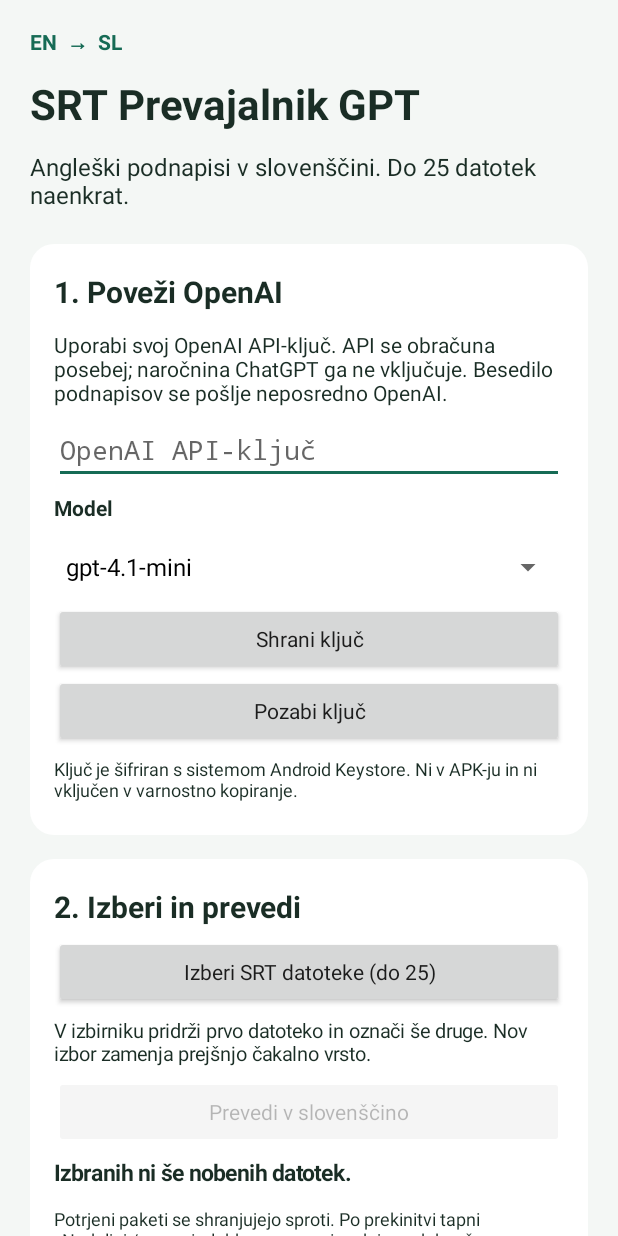
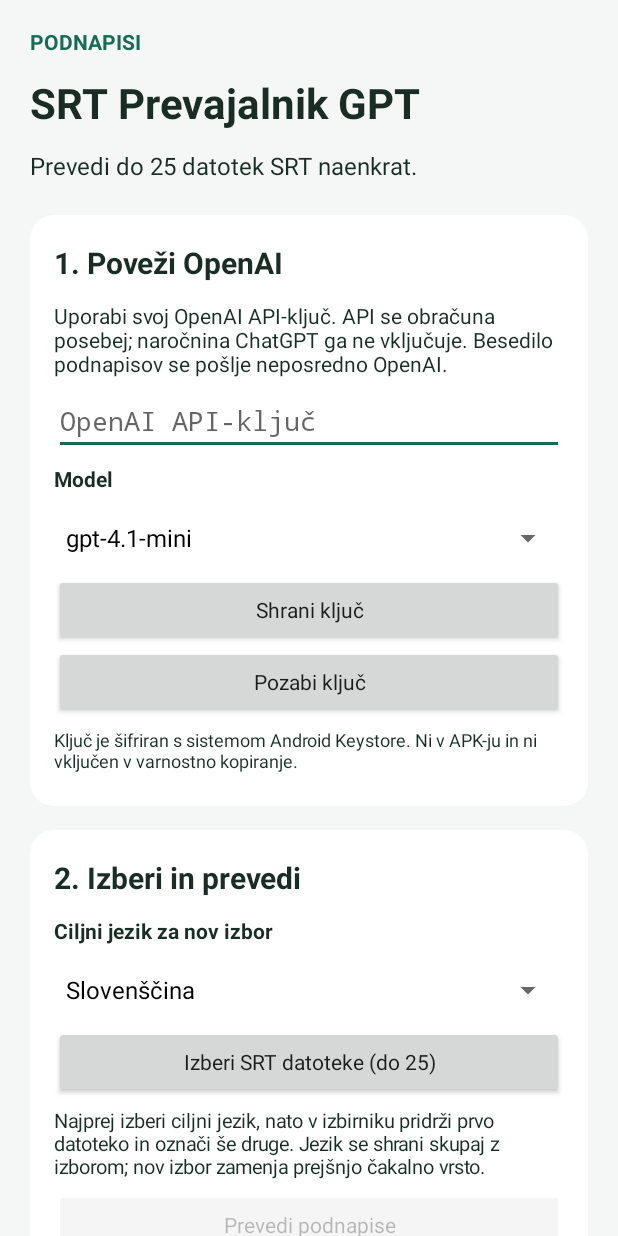
Before and after one commit to bhribe3-cell/SRT-Prevajalnik-GPT, an Android app: the screen it shows after launch (MainActivity), on a phone screen of 412 x 824 dp. Run offline under Robolectric (Android 15) with nearby library versions, the phone set to English and light mode, and no system bars; pictures from the network do not load.

Commit message:
Add target language selection for subtitle batches
Persist the selected target per job so existing Slovenian translations remain resumable and cannot be mixed with another language.

```diff
--- a/app/src/main/java/si/srtprevajalnik/gpt/MainActivity.java
+++ b/app/src/main/java/si/srtprevajalnik/gpt/MainActivity.java
@@ -22,7 +22,7 @@ public class MainActivity extends Activity {
     private final ExecutorService io = Executors.newSingleThreadExecutor();
     private JobStore store;
     private EditText apiKey;
-    private Spinner model;
+    private Spinner model, targetLanguage;
     private Button select, start, stop, export, zip;
     private LinearLayout fileList;
     private TextView summary, notice;
@@ -41,9 +41,9 @@ public class MainActivity extends Activity {
             android.graphics.Insets bars = insets.getInsets(WindowInsets.Type.systemBars() | WindowInsets.Type.displayCutout());
             view.setPadding(bars.left, bars.top, bars.right, bars.bottom); return insets;
         });
-        text(root, "EN  →  SL", 14, true).setTextColor(Color.rgb(22,107,85));
+        text(root, "PODNAPISI", 14, true).setTextColor(Color.rgb(22,107,85));
         text(root, "SRT Prevajalnik GPT", 28, true);
-        text(root, "Angleški podnapisi v slovenščini. Do 25 datotek naenkrat.", 16, false);
+        text(root, "Prevedi do 25 datotek SRT naenkrat.", 16, false);
 
         LinearLayout settings = card(root);
         text(settings, "1. Poveži OpenAI", 20, true);
@@ -67,9 +67,13 @@ public class MainActivity extends Activity {
 
         LinearLayout work = card(root);
         text(work, "2. Izberi in prevedi", 20, true);
+        text(work, "Ciljni jezik za nov izbor", 14, true);
+        targetLanguage = new Spinner(this);
+        targetLanguage.setAdapter(new ArrayAdapter<>(this, android.R.layout.simple_spinner_dropdown_item, TargetLanguage.values()));
+        work.addView(targetLanguage);
         select = button(work, "Izberi SRT datoteke (do 25)", v -> chooseFiles());
-        text(work, "V izbirniku pridrži prvo datoteko in označi še druge. Nov izbor zamenja prejšnjo čakalno vrsto.", 13, false);
-        start = button(work, "Prevedi v slovenščino", v -> beginTranslation());
+        text(work, "Najprej izberi ciljni jezik, nato v izbirniku pridrži prvo datoteko in označi še druge. Jezik se shrani skupaj z izborom; nov izbor zamenja prejšnjo čakalno vrsto.", 13, false);
+        start = button(work, "Prevedi podnapise", v -> beginTranslation());
         stop = button(work, "Ustavi prevajanje", v -> {
             startService(new Intent(this, TranslationService.class).setAction("cancel")); message("Ustavljam prevajanje …");
         });
@@ -79,9 +83,9 @@ public class MainActivity extends Activity {
 
         LinearLayout results = card(root);
         text(results, "3. Shrani podnapise", 20, true);
-        export = button(results, "Shrani slovenske SRT v mapo", v -> launch(new Intent(Intent.ACTION_OPEN_DOCUMENT_TREE).addFlags(Intent.FLAG_GRANT_WRITE_URI_PERMISSION | Intent.FLAG_GRANT_READ_URI_PERMISSION), FOLDER));
-        zip = button(results, "Shrani vse prevedene kot ZIP", v -> launch(new Intent(Intent.ACTION_CREATE_DOCUMENT).setType("application/zip").addCategory(Intent.CATEGORY_OPENABLE).putExtra(Intent.EXTRA_TITLE, "Slovenski-podnapisi.zip"), ZIP));
-        text(results, "Shranjene datoteke imajo končnico .sl.srt in kodiranje UTF-8. Izvoz vključuje samo v celoti preverjene prevode.", 13, false);
+        export = button(results, "Shrani prevedene SRT v mapo", v -> launch(new Intent(Intent.ACTION_OPEN_DOCUMENT_TREE).addFlags(Intent.FLAG_GRANT_WRITE_URI_PERMISSION | Intent.FLAG_GRANT_READ_URI_PERMISSION), FOLDER));
+        zip = button(results, "Shrani vse prevedene kot ZIP", v -> launch(new Intent(Intent.ACTION_CREATE_DOCUMENT).setType("application/zip").addCategory(Intent.CATEGORY_OPENABLE).putExtra(Intent.EXTRA_TITLE, "Prevedeni-podnapisi.zip"), ZIP));
+        text(results, "Ime shranjene datoteke vsebuje oznako ciljnega jezika. Izvoz vključuje samo v celoti preverjene prevode v UTF-8.", 13, false);
         notice = text(root, "Pripravljeno.", 14, false); notice.setAccessibilityLiveRegion(View.ACCESSIBILITY_LIVE_REGION_POLITE);
         refresh();
     }
@@ -144,6 +148,7 @@ public class MainActivity extends Activity {
     }
     private void importFiles(List<Uri> uris) {
         if (TranslationService.RUNNING.get() || !FILE_IO.compareAndSet(false, true)) return; refresh(); message("Preverjam datoteke …");
+        final String targetCode = ((TargetLanguage) targetLanguage.getSelectedItem()).code;
         io.execute(() -> {
             List<JobStore.Job> imported = new ArrayList<>();
             try {
@@ -158,7 +163,7 @@ public class MainActivity extends Activity {
                     SrtDocument document;
                     try { document = SrtDocument.parse(source); }
                     catch (Exception e) { throw new IOException(name + ": " + e.getMessage()); }
-                    JobStore.Job job = new JobStore.Job(UUID.randomUUID().toString(), name); job.total = document.lines.size(); imported.add(job);
+                    JobStore.Job job = new JobStore.Job(UUID.randomUUID().toString(), name); job.total = document.lines.size(); job.targetLanguage = targetCode; imported.add(job);
                     JobStore.write(store.source(job), source);
                 }
                 store.save(imported); store.clearOldFiles(imported);
@@ -197,7 +202,7 @@ public class MainActivity extends Activity {
                         }
                     }
                 }
-                showMessage("Shranjeno: " + completed.size() + " slovenskih podnapisov" + (asZip ? " v izbrano datoteko ZIP." : " v izbrano mapo."));
+                showMessage("Shranjeno: " + completed.size() + " prevedenih podnapisov" + (asZip ? " v izbrano datoteko ZIP." : " v izbrano mapo."));
             } catch (Exception e) {
                 for (Uri uri : created) try { DocumentsContract.deleteDocument(getContentResolver(), uri); } catch (Exception ignored) { }
                 showMessage("Shranjevanje ni uspelo: " + TranslationService.friendly(e) + " Lokalni prevodi so ohranjeni.");
@@ -213,8 +218,8 @@ public class MainActivity extends Activity {
             select.setEnabled(!FILE_IO.get() && !running); start.setEnabled(!FILE_IO.get() && !running && !jobs.isEmpty() && complete < jobs.size());
             stop.setVisibility(running ? View.VISIBLE : View.GONE);
             export.setEnabled(!FILE_IO.get() && !running && complete > 0); zip.setEnabled(!FILE_IO.get() && !running && complete > 0);
-            model.setEnabled(!FILE_IO.get() && !running); apiKey.setEnabled(!running);
-            start.setText(jobs.stream().anyMatch(j -> j.done > 0 || "Napaka".equals(j.status)) ? "Nadaljuj / ponovi" : "Prevedi v slovenščino");
+            model.setEnabled(!FILE_IO.get() && !running); targetLanguage.setEnabled(!FILE_IO.get() && !running); apiKey.setEnabled(!running);
+            start.setText(jobs.stream().anyMatch(j -> j.done > 0 || "Napaka".equals(j.status)) ? "Nadaljuj / ponovi" : "Prevedi podnapise");
             summary.setText(jobs.isEmpty() ? "Izbranih ni še nobenih datotek." : "Datoteke: " + jobs.size() + "/25 · Dokončano: " + complete + "/" + jobs.size() + (running ? " · Prevajam …" : ""));
             sig.append(running);
             if (!signature.equals(sig.toString())) {
@@ -222,7 +227,7 @@ public class MainActivity extends Activity {
                 for (JobStore.Job job : jobs) {
                     String status = "Prevajam".equals(job.status) && !running ? "Prekinjeno – nadaljuj" : job.status;
                     text(fileList, job.name, 15, true);
-                    text(fileList, status + " · " + job.done + "/" + job.total + " vrstic" + (job.error.isEmpty() ? "" : "\n" + job.error), 13, false);
+                    text(fileList, status + " · " + TargetLanguage.fromCode(job.targetLanguage).display + " · " + job.done + "/" + job.total + " vrstic" + (job.error.isEmpty() ? "" : "\n" + job.error), 13, false);
                     ProgressBar progress = new ProgressBar(this, null, android.R.attr.progressBarStyleHorizontal);
                     progress.setMax(Math.max(1, job.total)); progress.setProgress(job.done); fileList.addView(progress);
                 }
--- /dev/null
+++ b/app/src/main/java/si/srtprevajalnik/gpt/TargetLanguage.java
@@ -0,0 +1,17 @@
+package si.srtprevajalnik.gpt;
+
+enum TargetLanguage {
+    SLOVENIAN("sl", "Slovenščina", "Slovenian"),
+    ENGLISH("en", "Angleščina", "English"),
+    CROATIAN("hr", "Hrvaščina", "Croatian"),
+    SERBIAN("sr", "Srbščina", "Serbian"),
+    GERMAN("de", "Nemščina", "German");
+
+    final String code, display, prompt;
+    TargetLanguage(String code, String display, String prompt) { this.code = code; this.display = display; this.prompt = prompt; }
+    static TargetLanguage fromCode(String code) {
+        for (TargetLanguage language : values()) if (language.code.equals(code)) return language;
+        throw new IllegalArgumentException("Nepodprt ciljni jezik: " + code);
+    }
+    @Override public String toString() { return display; }
+}
--- a/app/src/main/java/si/srtprevajalnik/gpt/TranslationService.java
+++ b/app/src/main/java/si/srtprevajalnik/gpt/TranslationService.java
@@ -46,11 +46,11 @@ public final class TranslationService extends Service {
             jobs = store.load(); String key = KeyVault.load(this);
             if (key.isEmpty()) throw new OpenAiTranslator.FatalException("Najprej vnesi in shrani OpenAI API-ključ.");
             String model = getSharedPreferences("settings", 0).getString("model", "gpt-4.1-mini");
-            translator = new OpenAiTranslator(key, model);
             for (JobStore.Job job : jobs) {
                 checkCancel();
                 if ("Končano".equals(job.status) && store.output(job).exists()) continue;
                 try {
+                    translator = new OpenAiTranslator(key, model, TargetLanguage.fromCode(job.targetLanguage), null);
                     job.status = "Prevajam"; job.error = ""; store.save(jobs);
                     SrtDocument document = SrtDocument.parse(JobStore.read(new FileInputStream(store.source(job))));
                     Map<String, String> translations = new LinkedHashMap<>();
```
Also changed, not shown: app/src/main/java/si/srtprevajalnik/gpt/JobStore.java (+5 -2 lines), app/src/main/java/si/srtprevajalnik/gpt/OpenAiTranslator.java (+5 -3 lines), 3 other files.
